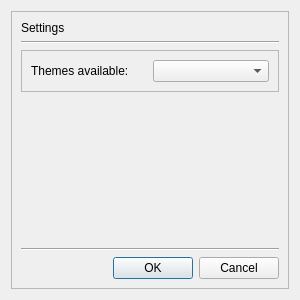
Qt form resources/uis/settingsDialog.ui (MiguelAVC/edfoil) before a commit.
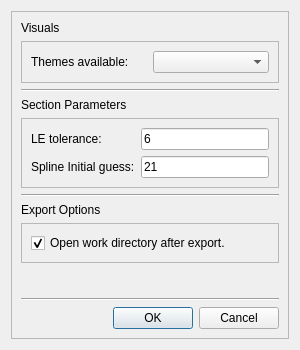
The same form after that commit.

Commit message: Extra settings implementation

What changed in the file:
```diff
--- a/resources/uis/settingsDialog.ui
+++ b/resources/uis/settingsDialog.ui
@@ -7,7 +7,7 @@
     <x>0</x>
     <y>0</y>
     <width>300</width>
-    <height>300</height>
+    <height>350</height>
    </rect>
   </property>
   <property name="windowTitle">
@@ -26,14 +26,7 @@
       <item>
        <widget class="QLabel" name="label">
         <property name="text">
-         <string>Settings</string>
-        </property>
-       </widget>
-      </item>
-      <item>
-       <widget class="Line" name="line">
-        <property name="orientation">
-         <enum>Qt::Orientation::Horizontal</enum>
+         <string>Visuals</string>
         </property>
        </widget>
       </item>
@@ -59,6 +52,109 @@
         </layout>
        </widget>
       </item>
+      <item>
+       <widget class="Line" name="line_3">
+        <property name="orientation">
+         <enum>Qt::Orientation::Horizontal</enum>
+        </property>
+       </widget>
+      </item>
+      <item>
+       <widget class="QLabel" name="label_3">
+        <property name="toolTip">
+         <string>More informaiton about 
+these parameters in the 
+user guide section 5.3.</string>
+        </property>
+        <property name="text">
+         <string>Section Parameters</string>
+        </property>
+       </widget>
+      </item>
+      <item>
+       <widget class="QFrame" name="frame_3">
+        <property name="frameShape">
+         <enum>QFrame::Shape::StyledPanel</enum>
+        </property>
+        <property name="frameShadow">
+         <enum>QFrame::Shadow::Raised</enum>
+        </property>
+        <layout class="QFormLayout" name="formLayout">
+         <item row="0" column="0">
+          <widget class="QLabel" name="label_4">
+           <property name="toolTip">
+            <string>Tolerance for decimal
+places ACIS in LE.</string>
+           </property>
+           <property name="text">
+            <string>LE tolerance:</string>
+           </property>
+          </widget>
+         </item>
+         <item row="0" column="1">
+          <widget class="QLineEdit" name="le_tolerance">
+           <property name="text">
+            <string>6</string>
+           </property>
+          </widget>
+         </item>
+         <item row="1" column="0">
+          <widget class="QLabel" name="label_5">
+           <property name="toolTip">
+            <string>Initial guess for &quot;splineIntersection&quot;
+method starting from TE.</string>
+           </property>
+           <property name="text">
+            <string>Spline Initial guess:</string>
+           </property>
+          </widget>
+         </item>
+         <item row="1" column="1">
+          <widget class="QLineEdit" name="initial_i0">
+           <property name="text">
+            <string>21</string>
+           </property>
+          </widget>
+         </item>
+        </layout>
+       </widget>
+      </item>
+      <item>
+       <widget class="Line" name="line_4">
+        <property name="orientation">
+         <enum>Qt::Orientation::Horizontal</enum>
+        </property>
+       </widget>
+      </item>
+      <item>
+       <widget class="QLabel" name="label_6">
+        <property name="text">
+         <string>Export Options</string>
+        </property>
+       </widget>
+      </item>
+      <item>
+       <widget class="QFrame" name="frame_4">
+        <property name="frameShape">
+         <enum>QFrame::Shape::StyledPanel</enum>
+        </property>
+        <property name="frameShadow">
+         <enum>QFrame::Shadow::Raised</enum>
+        </property>
+        <layout class="QVBoxLayout" name="verticalLayout_2">
+         <item>
+          <widget class="QCheckBox" name="export_folder">
+           <property name="text">
+            <string>Open work directory after export.</string>
+           </property>
+           <property name="checked">
+            <bool>true</bool>
+           </property>
+          </widget>
+         </item>
+        </layout>
+       </widget>
+      </item>
       <item>
        <spacer name="verticalSpacer">
         <property name="orientation">
```
Left out of the diff: 4 changed lines with no effect on the pictures. The commit also changes 18 other files.
